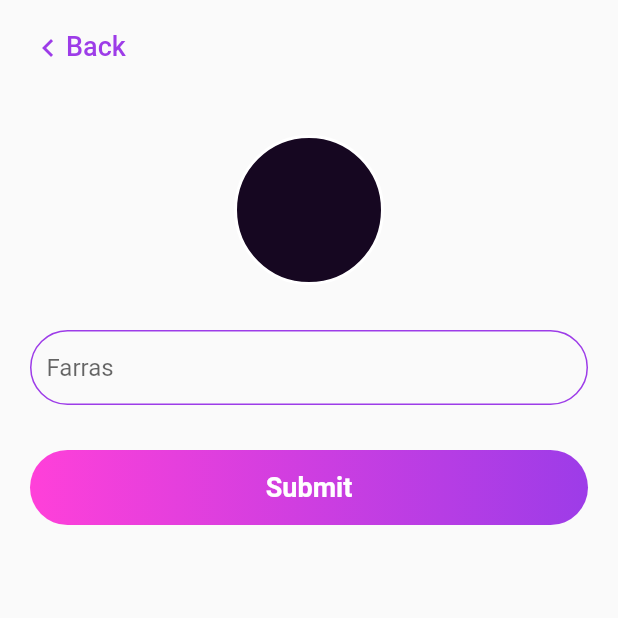
After one commit to FARRAS-DARKUNO/Bumble-Bot, a Flutter app: the EditProfile screen opened directly, on a phone screen of 412 x 824 dp, the top half of it. The commit adds this screen. Run offline on Flutter 3.47's test engine with Material 2 defaults, Android fonts, the light colour scheme and no system bars; our stand-ins replace bloc, flutter_bloc, font_awesome_flutter, google_fonts; missing offline and left inert: persistent_bottom_nav_bar_custom.

Commit message:
Edit Profile : UI

```diff
--- a/lib/presentation/global/fonts.dart
+++ b/lib/presentation/global/fonts.dart
@@ -5,6 +5,14 @@ bigFonts(Color color) {
   return GoogleFonts.kumbhSans(
     color: color,
     fontSize: 30,
+    fontWeight: FontWeight.w700,
+  );
+}
+
+button(Color color) {
+  return GoogleFonts.kumbhSans(
+    color: color,
+    fontSize: 18,
     fontWeight: FontWeight.w700,
   );
 }
--- /dev/null
+++ b/lib/presentation/screens/edit_profile.dart
@@ -0,0 +1,56 @@
+import 'package:bumble_bot/presentation/widgets/box_input/text_normal_input.dart';
+import 'package:bumble_bot/presentation/widgets/button/normal_button.dart';
+import 'package:flutter/material.dart';
+
+import '../global/colors.dart';
+import '../global/size.dart';
+import '../widgets/button/back_button.dart';
+
+class EditProfile extends StatefulWidget {
+  const EditProfile({
+    Key? key,
+  }) : super(key: key);
+
+  @override
+  State<EditProfile> createState() => _EditProfileState();
+}
+
+class _EditProfileState extends State<EditProfile> {
+  @override
+  Widget build(BuildContext context) => GestureDetector(
+        onTap: () => FocusManager.instance.primaryFocus?.unfocus(),
+        child: Scaffold(
+          resizeToAvoidBottomInset: false,
+          body: SafeArea(
+            child: Column(
+              children: <Widget>[
+                const BackButtonCustome(),
+                SizedBox(
+                  height: sHeightScreen(context) - sHeightBackButton(context),
+                  child: Column(
+                    children: [
+                      const SizedBox(height: 30),
+                      Container(
+                        height: 100,
+                        width: 100,
+                        decoration: BoxDecoration(
+                          color: cBlack,
+                          borderRadius: BorderRadius.circular(100),
+                          border: Border.all(color: cWhite, width: 2),
+                        ),
+                      ),
+                      const SizedBox(height: 30),
+                      const TextNormalInput(hintText: 'Farras'),
+                      const SizedBox(height: 30),
+                      const NormalButton(
+                        title: 'Submit',
+                      )
+                    ],
+                  ),
+                ),
+              ],
+            ),
+          ),
+        ),
+      );
+}
--- a/lib/presentation/screens/profile_screen.dart
+++ b/lib/presentation/screens/profile_screen.dart
@@ -20,6 +20,7 @@ class _ProfileScreenState extends State<ProfileScreen> {
   @override
   Widget build(BuildContext context) {
     return Scaffold(
+      resizeToAvoidBottomInset: false,
       body: SafeArea(
         child: SizedBox(
           height: sHeightScreen(context),
--- /dev/null
+++ b/lib/presentation/widgets/box_input/text_normal_input.dart
@@ -0,0 +1,27 @@
+import 'package:flutter/material.dart';
+
+import '../../global/colors.dart';
+import '../../global/size.dart';
+
+class TextNormalInput extends StatelessWidget {
+  final String hintText;
+  const TextNormalInput({Key? key, required this.hintText}) : super(key: key);
+
+  @override
+  Widget build(BuildContext context) {
+    return Container(
+      width: sWidthDynamic(context, 1) - 40,
+      padding: const EdgeInsets.only(left: 10, right: 10),
+      decoration: BoxDecoration(
+        borderRadius: BorderRadius.circular(40),
+        border: Border.all(width: 1, color: cPremier),
+      ),
+      child: TextField(
+        decoration: InputDecoration(
+          border: InputBorder.none,
+          hintText: hintText,
+        ),
+      ),
+    );
+  }
+}
--- a/lib/presentation/widgets/button/edit_and_massage.dart
+++ b/lib/presentation/widgets/button/edit_and_massage.dart
@@ -1,7 +1,9 @@
 import 'package:bumble_bot/presentation/global/colors.dart';
 import 'package:bumble_bot/presentation/global/fonts.dart';
 import 'package:bumble_bot/presentation/global/size.dart';
+import 'package:bumble_bot/presentation/screens/edit_profile.dart';
 import 'package:flutter/material.dart';
+import 'package:persistent_bottom_nav_bar_custom/persistent-tab-view.dart';
 
 class EditAndMassage extends StatelessWidget {
   const EditAndMassage({
@@ -16,7 +18,9 @@ class EditAndMassage extends StatelessWidget {
       child: Row(
         mainAxisAlignment: MainAxisAlignment.spaceAround,
         children: <Widget>[
-          Container(
+          GestureDetector(
+            onTap: () => gotoEdit(context),
+            child: Container(
               width: sWidthDynamic(context, 0.4),
               height: 40,
               decoration: const BoxDecoration(
@@ -37,6 +41,7 @@ class EditAndMassage extends StatelessWidget {
                   const SizedBox(width: 15),
                   Text('Edit', style: h3(cTersier))
                 ],
+              ),
             ),
           ),
           Container(
@@ -67,3 +72,12 @@ class EditAndMassage extends StatelessWidget {
     );
   }
 }
+
+gotoEdit(BuildContext context) {
+  pushNewScreen(
+    context,
+    screen: const EditProfile(),
+    withNavBar: true, // OPTIONAL VALUE. True by default.
+    pageTransitionAnimation: PageTransitionAnimation.cupertino,
+  );
+}
--- /dev/null
+++ b/lib/presentation/widgets/button/normal_button.dart
@@ -0,0 +1,28 @@
+import 'package:bumble_bot/presentation/global/fonts.dart';
+import 'package:bumble_bot/presentation/global/size.dart';
+import 'package:flutter/material.dart';
+
+import '../../global/colors.dart';
+
+class NormalButton extends StatelessWidget {
+  final String title;
+  const NormalButton({Key? key, required this.title}) : super(key: key);
+
+  @override
+  Widget build(BuildContext context) {
+    return Container(
+      alignment: Alignment.center,
+      width: sWidthFull(context) - 40,
+      height: 50,
+      decoration: BoxDecoration(
+        borderRadius: BorderRadius.circular(40),
+        gradient: const LinearGradient(
+          begin: Alignment.centerLeft,
+          end: Alignment(1, 0),
+          colors: <Color>[cTersier, cPremier],
+        ),
+      ),
+      child: Text(title, style: button(cWhite)),
+    );
+  }
+}
--- a/lib/presentation/widgets/navigation/navigation.dart
+++ b/lib/presentation/widgets/navigation/navigation.dart
@@ -37,7 +37,7 @@ class _NavigationState extends State<Navigation> {
       confineInSafeArea: true,
       backgroundColor: cPremier,
       handleAndroidBackButtonPress: true,
-      resizeToAvoidBottomInset: true,
+      resizeToAvoidBottomInset: false,
       stateManagement: true,
       hideNavigationBarWhenKeyboardShows: true,
       decoration: const NavBarDecoration(
```
Lines whose indentation alone changed are shown as unchanged.
